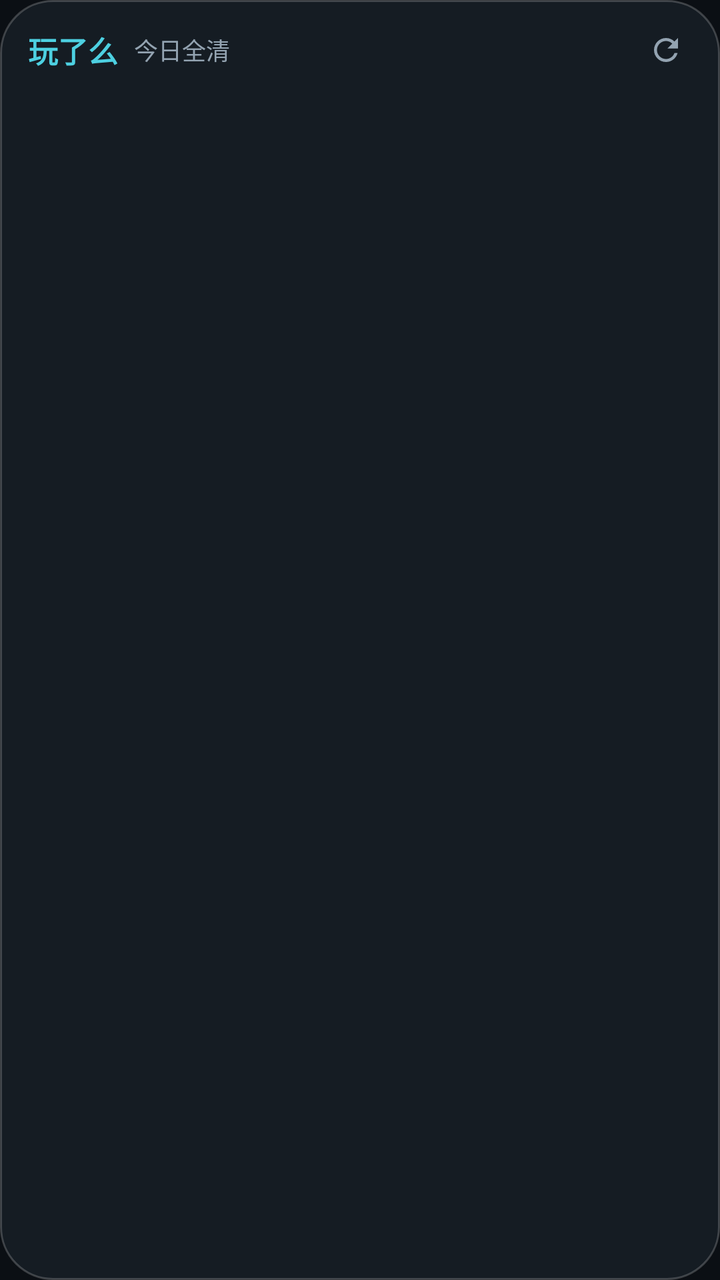
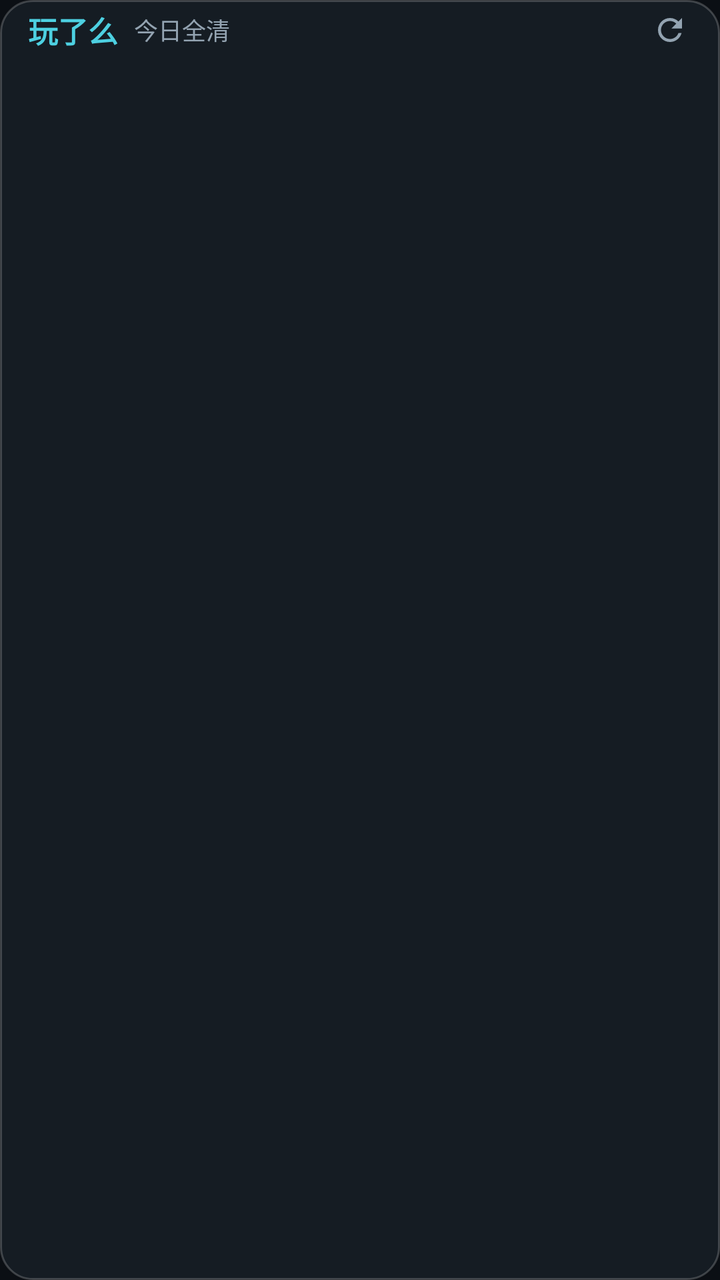

Compare the two renders of this Android layout. The source of the first and the diff that turns it into the second are given below.
<!-- AndroidManifest.xml: application theme Theme.GameTodo -->
<!-- res/layout/widget_main.xml -->
<?xml version="1.0" encoding="utf-8"?>
<LinearLayout xmlns:android="http://schemas.android.com/apk/res/android"
    android:layout_width="match_parent"
    android:layout_height="match_parent"
    android:background="@drawable/widget_bg"
    android:orientation="vertical"
    android:padding="12dp">

    
    <LinearLayout
        android:id="@+id/wg_header"
        android:layout_width="match_parent"
        android:layout_height="26dp"
        android:background="@drawable/widget_header_ripple"
        android:gravity="center_vertical"
        android:orientation="horizontal"
        android:paddingStart="2dp"
        android:paddingEnd="2dp">

        <TextView
            android:id="@+id/wg_title"
            android:layout_width="wrap_content"
            android:layout_height="wrap_content"
            android:text="玩了么"
            android:textColor="#4DD0E1"
            android:textSize="15sp"
            android:textStyle="bold" />

        <TextView
            android:id="@+id/wg_count"
            android:layout_width="0dp"
            android:layout_height="wrap_content"
            android:layout_marginStart="8dp"
            android:layout_weight="1"
            android:text="今日全清"
            android:textColor="#93A3B1"
            android:textSize="12sp" />

        <ImageView
            android:id="@+id/wg_refresh"
            android:layout_width="26dp"
            android:layout_height="26dp"
            android:background="@drawable/widget_icon_ripple"
            android:contentDescription="刷新"
            android:padding="4dp"
            android:src="@drawable/ic_widget_refresh" />
    </LinearLayout>

    
    <ListView
        android:id="@android:id/list"
        android:layout_width="match_parent"
        android:layout_height="0dp"
        android:layout_marginTop="6dp"
        android:layout_weight="1"
        android:cacheColorHint="@android:color/transparent"
        android:divider="@android:color/transparent"
        android:dividerHeight="2dp"
        android:listSelector="@android:color/transparent"
        android:scrollbars="none" />

    <TextView
        android:id="@+id/wg_empty"
        android:layout_width="match_parent"
        android:layout_height="0dp"
        android:layout_marginTop="6dp"
        android:layout_weight="1"
        android:gravity="center"
        android:text="今天的活儿都清完了，去玩吧"
        android:textColor="#93A3B1"
        android:textSize="13sp"
        android:visibility="gone" />

</LinearLayout>
<!-- resources referenced by this layout -->
<resources>
  <!-- drawable ic_widget_refresh (drawable) -->
  <vector xmlns:android="http://schemas.android.com/apk/res/android"
      android:width="24dp"
      android:height="24dp"
      android:viewportWidth="24"
      android:viewportHeight="24">
      <path
          android:fillColor="#93A3B1"
          android:pathData="M17.65,6.35C16.2,4.9 14.21,4 12,4c-4.42,0 -7.99,3.58 -8,8s3.57,8 7.99,8c3.73,0 6.84,-2.55 7.73,-6h-2.08c-0.82,2.33 -3.04,4 -5.65,4 -3.31,0 -6,-2.69 -6,-6s2.69,-6 6,-6c1.66,0 3.14,0.69 4.22,1.78L13,11h7V4l-2.35,2.35z" />
  </vector>
  <!-- drawable widget_bg (drawable) -->
  <?xml version="1.0" encoding="utf-8"?>
  <shape xmlns:android="http://schemas.android.com/apk/res/android"
      android:shape="rectangle">
      <solid android:color="#FA161D24" />
      <corners android:radius="26dp" />
      <stroke
          android:width="1dp"
          android:color="#33FFFFFF" />
  </shape>
  <!-- drawable widget_header_ripple (drawable) -->
  <?xml version="1.0" encoding="utf-8"?>
  <ripple xmlns:android="http://schemas.android.com/apk/res/android"
      android:color="#1FFFFFFF">
      <item>
          <shape android:shape="rectangle">
              <solid android:color="#00000000" />
              <corners android:radius="8dp" />
          </shape>
      </item>
  </ripple>
  <!-- drawable widget_icon_ripple (drawable) -->
  <?xml version="1.0" encoding="utf-8"?>
  <ripple xmlns:android="http://schemas.android.com/apk/res/android"
      android:color="#40FFFFFF">
      <item>
          <shape android:shape="oval">
              <solid android:color="#00000000" />
          </shape>
      </item>
  </ripple>
  <style name="Theme.GameTodo" parent="android:Theme.Material.NoActionBar">
          <item name="android:windowBackground">@color/boot_bg</item>
          <item name="android:statusBarColor">@android:color/transparent</item>
          <item name="android:navigationBarColor">@android:color/transparent</item>
          <item name="android:windowLightStatusBar" tools:targetApi="m">false</item>
      </style>
  <color name="boot_bg">#0B0F14</color>
</resources>

<!-- the commit's change to res/layout/widget_main.xml (unified diff, before → after) -->
@@ -4,13 +4,16 @@
     android:layout_height="match_parent"
     android:background="@drawable/widget_bg"
     android:orientation="vertical"
-    android:padding="12dp">
+    android:paddingStart="12dp"
+    android:paddingTop="4dp"
+    android:paddingEnd="12dp"
+    android:paddingBottom="12dp">
 
     
     <LinearLayout
         android:id="@+id/wg_header"
         android:layout_width="match_parent"
-        android:layout_height="26dp"
+        android:layout_height="22dp"
         android:background="@drawable/widget_header_ripple"
         android:gravity="center_vertical"
         android:orientation="horizontal"
@@ -38,11 +41,11 @@
 
         <ImageView
             android:id="@+id/wg_refresh"
-            android:layout_width="26dp"
-            android:layout_height="26dp"
+            android:layout_width="22dp"
+            android:layout_height="22dp"
             android:background="@drawable/widget_icon_ripple"
             android:contentDescription="刷新"
-            android:padding="4dp"
+            android:padding="2dp"
             android:src="@drawable/ic_widget_refresh" />
     </LinearLayout>
 
@@ -51,7 +54,7 @@
         android:id="@android:id/list"
         android:layout_width="match_parent"
         android:layout_height="0dp"
-        android:layout_marginTop="6dp"
+        android:layout_marginTop="2dp"
         android:layout_weight="1"
         android:cacheColorHint="@android:color/transparent"
         android:divider="@android:color/transparent"
@@ -63,7 +66,7 @@
         android:id="@+id/wg_empty"
         android:layout_width="match_parent"
         android:layout_height="0dp"
-        android:layout_marginTop="6dp"
+        android:layout_marginTop="2dp"
         android:layout_weight="1"
         android:gravity="center"
         android:text="今天的活儿都清完了，去玩吧"
<!-- resource entries referenced after the edit -->
@@ -15,7 +15,7 @@
   <shape xmlns:android="http://schemas.android.com/apk/res/android"
       android:shape="rectangle">
       <solid android:color="#FA161D24" />
-      <corners android:radius="26dp" />
+      <corners android:radius="16dp" />
       <stroke
           android:width="1dp"
           android:color="#33FFFFFF" />
